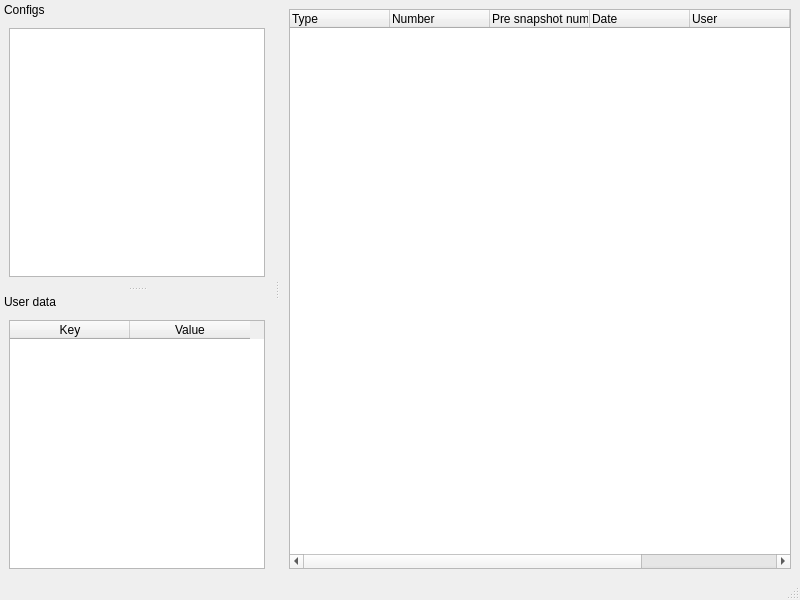
The window that widgets/windows/MainWindow/MainWindow.ui (Wanket/DeSnapper) describes before a commit, drawn with Qt 5.
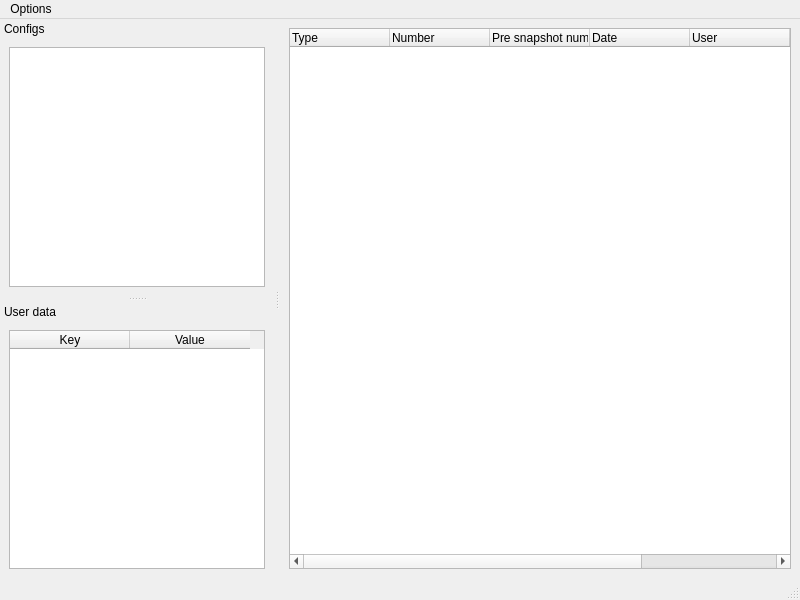
The same window after the commit.

```diff
--- a/widgets/windows/MainWindow/MainWindow.ui
+++ b/widgets/windows/MainWindow/MainWindow.ui
@@ -77,6 +77,13 @@
      <height>30</height>
     </rect>
    </property>
+   <widget class="QMenu" name="menuOptions">
+    <property name="title">
+     <string>Options</string>
+    </property>
+    <addaction name="actionEnable_auto_snapshots_on_apt_upgrade"/>
+   </widget>
+   <addaction name="menuOptions"/>
   </widget>
   <widget class="QStatusBar" name="statusbar"/>
   <widget class="QDockWidget" name="dockWidget">
```
Left out of the diff: 12 changed lines with no effect on the pictures.
